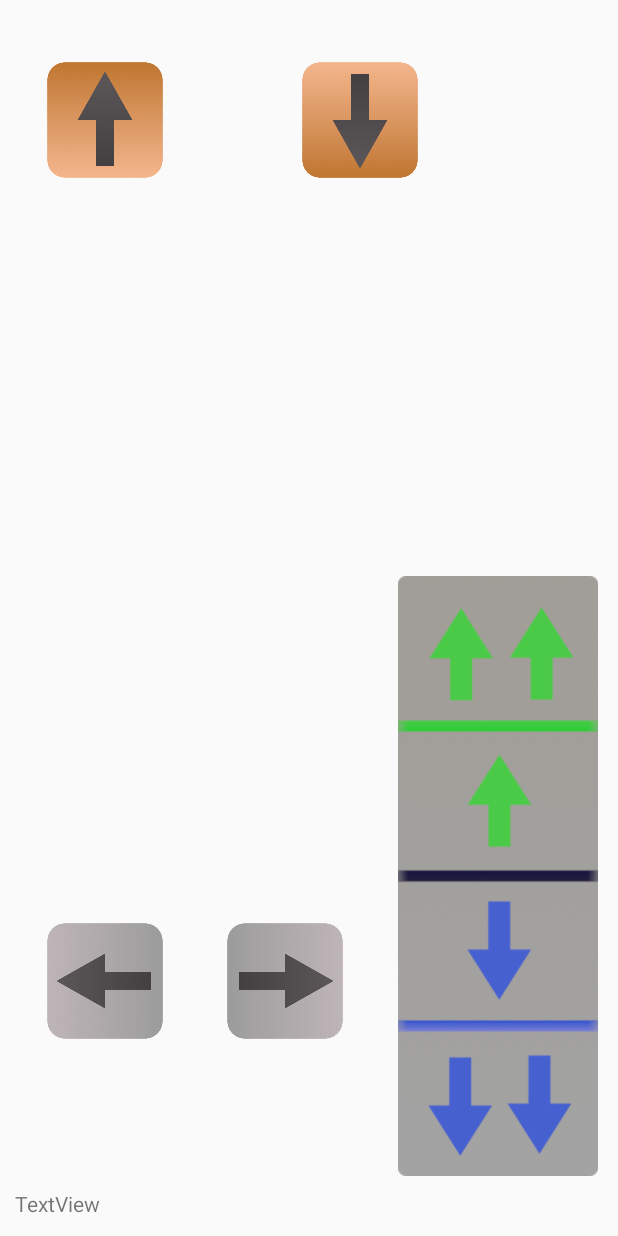
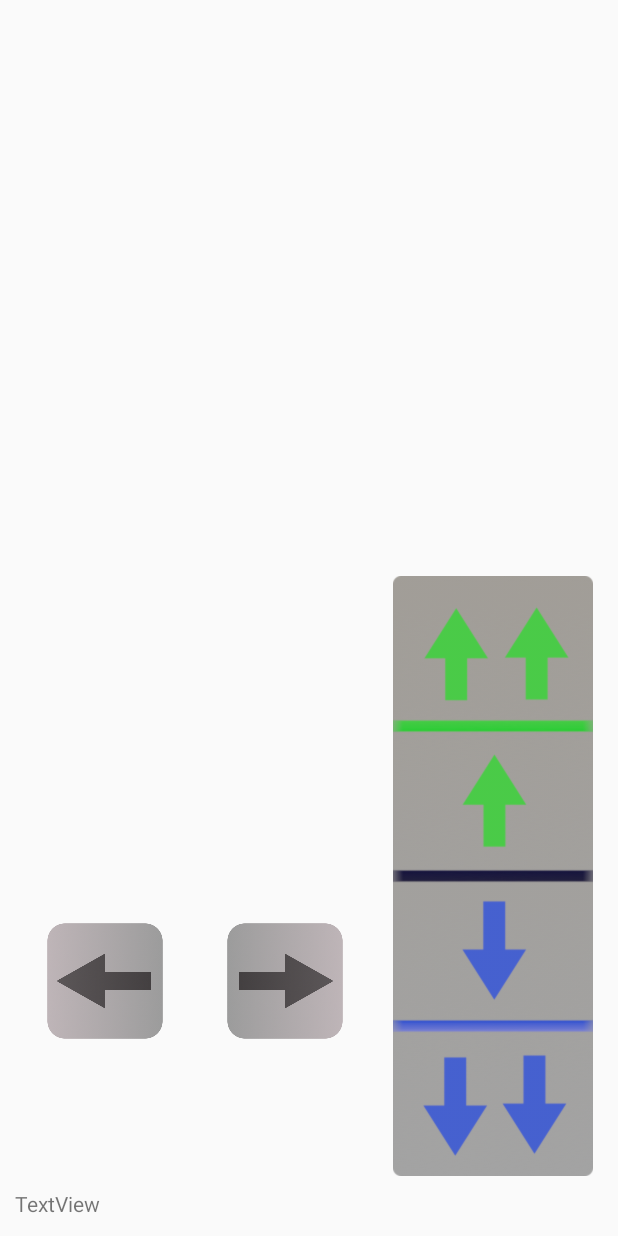
Before and after one commit to Kermit87/android-vehicle-control, an Android app: the layout control_fragment.xml on its own in the app's theme, with its tools: preview values and no code run, on a phone screen of 412 x 824 dp. Run offline under Robolectric (Android 15) with nearby library versions, the phone set to English and light mode, and no system bars.

Commit message:
Added selectors for connect and disconnect button. - connect_button_selector.xml - disconnect_button_selector.xml
removed up- down button from control_fragment.xml

```diff
--- a/app/src/main/res/layout/control_fragment.xml
+++ b/app/src/main/res/layout/control_fragment.xml
@@ -40,8 +40,10 @@
         android:layout_width="133dp"
         android:layout_height="400dp"
         android:layout_marginStart="35dp"
+        android:layout_marginEnd="20dp"
         android:layout_marginBottom="40dp"
         app:layout_constraintBottom_toBottomOf="parent"
+        app:layout_constraintEnd_toEndOf="parent"
         app:layout_constraintStart_toEndOf="@+id/constraintLayout"
         app:srcCompat="@drawable/speed_control" />
 
@@ -56,35 +58,4 @@
         app:layout_constraintStart_toStartOf="parent" />
 
 
-    <androidx.constraintlayout.widget.ConstraintLayout
-        android:id="@+id/constraintLayout2"
-        android:layout_width="250dp"
-        android:layout_height="100dp"
-        android:layout_marginStart="30dp"
-        android:layout_marginTop="30dp"
-        app:layout_constraintStart_toStartOf="parent"
-        app:layout_constraintTop_toTopOf="parent">
-
-        <Button
-            android:id="@+id/topButton"
-            android:layout_width="80dp"
-            android:layout_height="80dp"
-            android:background="@drawable/down_button_orange"
-            app:layout_constraintBottom_toBottomOf="parent"
-            app:layout_constraintEnd_toEndOf="parent"
-            app:layout_constraintTop_toTopOf="parent" />
-
-        <Button
-            android:id="@+id/downButton"
-            android:layout_width="80dp"
-            android:layout_height="80dp"
-            android:background="@drawable/top_button_orange"
-            app:layout_constraintBottom_toBottomOf="parent"
-            app:layout_constraintStart_toStartOf="parent"
-            app:layout_constraintTop_toTopOf="parent" />
-
-    </androidx.constraintlayout.widget.ConstraintLayout>
-
-
-
 </androidx.constraintlayout.widget.ConstraintLayout>
```
Also changed, not shown: app/src/main/assets/speed_control.png (deleted).
